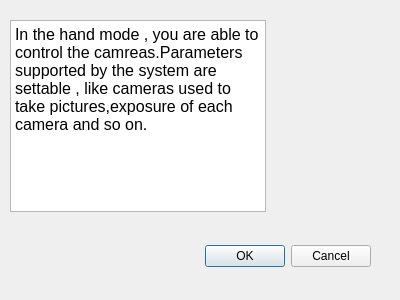
The window that ProgrammableCamera/handmode.ui (XintingXu/ProgrammableCamera) describes before a commit, drawn with Qt 5.
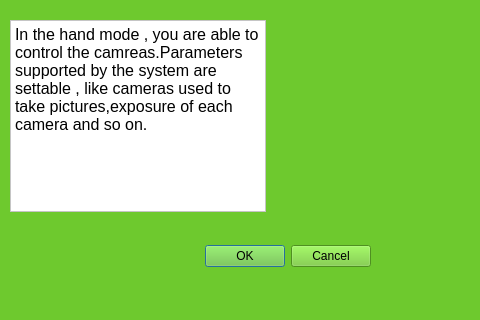
The same window after the commit.

Patch:
```diff
--- a/ProgrammableCamera/handmode.ui
+++ b/ProgrammableCamera/handmode.ui
@@ -6,13 +6,28 @@
    <rect>
     <x>0</x>
     <y>0</y>
-    <width>400</width>
-    <height>300</height>
+    <width>480</width>
+    <height>320</height>
    </rect>
   </property>
+  <property name="minimumSize">
+   <size>
+    <width>480</width>
+    <height>320</height>
+   </size>
+  </property>
+  <property name="maximumSize">
+   <size>
+    <width>480</width>
+    <height>320</height>
+   </size>
+  </property>
   <property name="windowTitle">
    <string>Dialog</string>
   </property>
+  <property name="styleSheet">
+   <string notr="true">background-color: rgb(110, 201, 46);</string>
+  </property>
   <widget class="QDialogButtonBox" name="buttonBox">
    <property name="geometry">
     <rect>
@@ -38,6 +53,9 @@
      <height>192</height>
     </rect>
    </property>
+   <property name="styleSheet">
+    <string notr="true">background-color: rgb(255, 255, 255);</string>
+   </property>
    <property name="html">
     <string>&lt;!DOCTYPE HTML PUBLIC &quot;-//W3C//DTD HTML 4.0//EN&quot; &quot;http://www.w3.org/TR/REC-html40/strict.dtd&quot;&gt;
 &lt;html&gt;&lt;head&gt;&lt;meta name=&quot;qrichtext&quot; content=&quot;1&quot; /&gt;&lt;style type=&quot;text/css&quot;&gt;
```
